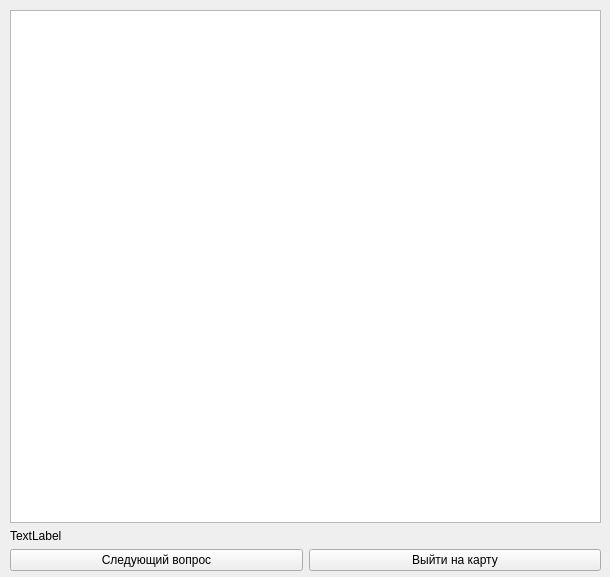
Above: answerwindow.ui from AlexeyFedoseev/rmap before the change. Below: the same form after it.
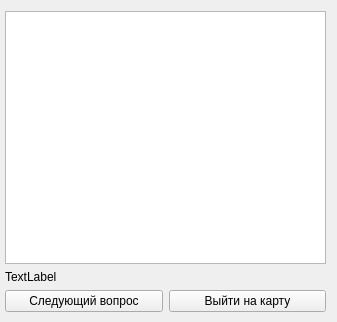
That is the form after the change.

Diff of the .ui file:
```diff
--- a/answerwindow.ui
+++ b/answerwindow.ui
@@ -6,20 +6,20 @@
    <rect>
     <x>0</x>
     <y>0</y>
-    <width>610</width>
-    <height>577</height>
+    <width>337</width>
+    <height>322</height>
    </rect>
   </property>
   <property name="windowTitle">
    <string>Form</string>
   </property>
-  <widget class="QWidget" name="layoutWidget">
+  <widget class="QWidget" name="">
    <property name="geometry">
     <rect>
-     <x>10</x>
-     <y>10</y>
-     <width>591</width>
-     <height>561</height>
+     <x>5</x>
+     <y>11</y>
+     <width>321</width>
+     <height>301</height>
     </rect>
    </property>
    <layout class="QVBoxLayout" name="verticalLayout">
```
